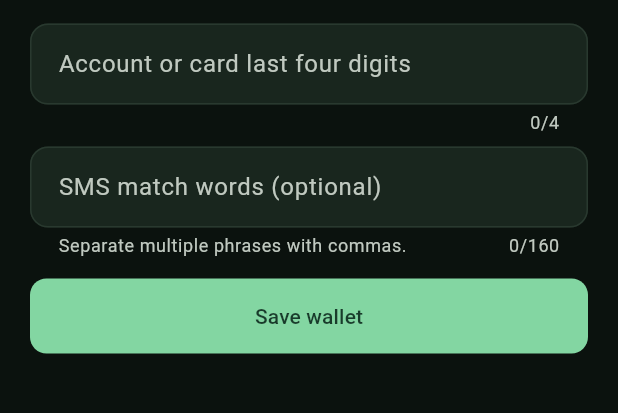
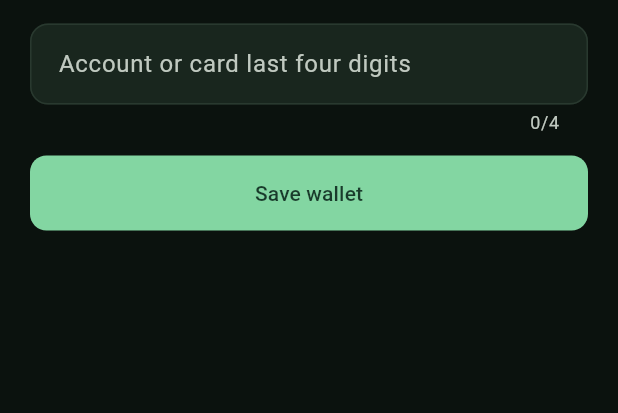
Before and after one commit to Colet-er/callet_wallet, a Flutter app: the WalletSmsMatchingSheet widget shown alone on an empty page, opened directly with empty values, on a phone screen of 412 x 824 dp, the part 236-649 px from its top. Run offline on Flutter 3.47's test engine with Material 3 defaults, Android fonts, the phone set to English and light mode, and no system bars; our stand-ins replace flutter_local_notifications, flutter_timezone, supabase_flutter, timezone; accounts and stored records are empty; network calls fail.

Commit message:
remove the SMS match words

```diff
--- a/lib/main.dart
+++ b/lib/main.dart
@@ -547,7 +547,6 @@ class MoneyWallet {
     required this.openingBalanceCents,
     required this.openingBalanceOn,
     this.accountLast4,
-    this.smsAlias = '',
   });
 
   final String id;
@@ -556,7 +555,6 @@ class MoneyWallet {
   final int openingBalanceCents;
   final DateTime openingBalanceOn;
   final String? accountLast4;
-  final String smsAlias;
 
   factory MoneyWallet.fromMap(Map<String, dynamic> row) => MoneyWallet(
         id: row['id'] as String,
@@ -565,7 +563,6 @@ class MoneyWallet {
         openingBalanceCents: (row['opening_balance_cents'] as num).toInt(),
         openingBalanceOn: DateTime.parse(row['opening_balance_on'] as String),
         accountLast4: row['account_last4'] as String?,
-        smsAlias: row['sms_alias'] as String? ?? '',
       );
 
   IconData get icon => switch (type) {
@@ -680,7 +677,7 @@ class _DashboardPageState extends State<DashboardPage>
     try {
       var walletRows = await _client
           .from('wallets')
-          .select('id, name, type, opening_balance_cents, opening_balance_on, account_last4, sms_alias')
+          .select('id, name, type, opening_balance_cents, opening_balance_on, account_last4')
           .order('created_at');
       if (walletRows.isEmpty) {
         await _client.from('wallets').insert({
@@ -692,7 +689,7 @@ class _DashboardPageState extends State<DashboardPage>
         });
         walletRows = await _client
             .from('wallets')
-            .select('id, name, type, opening_balance_cents, opening_balance_on, account_last4, sms_alias')
+            .select('id, name, type, opening_balance_cents, opening_balance_on, account_last4')
             .order('created_at');
       }
       final rows = await _client
@@ -3192,20 +3189,17 @@ class WalletSmsMatchingSheet extends StatefulWidget {
 class _WalletSmsMatchingSheetState extends State<WalletSmsMatchingSheet> {
   final _formKey = GlobalKey<FormState>();
   late final TextEditingController _last4;
-  late final TextEditingController _aliases;
   bool _busy = false;
 
   @override
   void initState() {
     super.initState();
     _last4 = TextEditingController(text: widget.wallet.accountLast4 ?? '');
-    _aliases = TextEditingController(text: widget.wallet.smsAlias);
   }
 
   @override
   void dispose() {
     _last4.dispose();
-    _aliases.dispose();
     super.dispose();
   }
 
@@ -3215,7 +3209,6 @@ class _WalletSmsMatchingSheetState extends State<WalletSmsMatchingSheet> {
     try {
       await Supabase.instance.client.from('wallets').update({
         'account_last4': _last4.text.trim().isEmpty ? null : _last4.text.trim(),
-        'sms_alias': _aliases.text.trim(),
       }).eq('id', widget.wallet.id);
       if (mounted) Navigator.of(context).pop(true);
     } catch (error) {
@@ -3257,16 +3250,6 @@ class _WalletSmsMatchingSheetState extends State<WalletSmsMatchingSheet> {
                       ? null
                       : 'Enter exactly four digits or leave blank.';
                 },
-              ),
-              const SizedBox(height: 8),
-              TextFormField(
-                controller: _aliases,
-                maxLength: 160,
-                decoration: const InputDecoration(
-                  labelText: 'SMS match words (optional)',
-                  hintText: 'e.g. My CBC, China Bank',
-                  helperText: 'Separate multiple phrases with commas.',
-                ),
               ),
               const SizedBox(height: 14),
               PrimaryButton(
```
Also changed, not shown: 3 other files.
